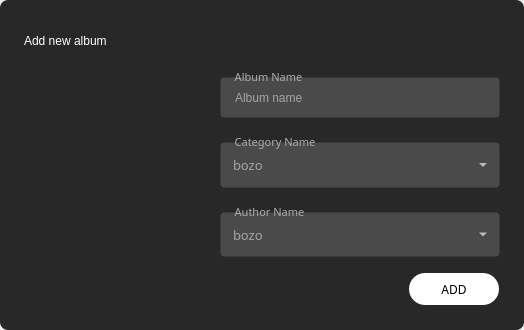
Old version of the form app/src/ui_files/albumInputDialog.ui in the repository KrzysztofGoc/Peach-player.
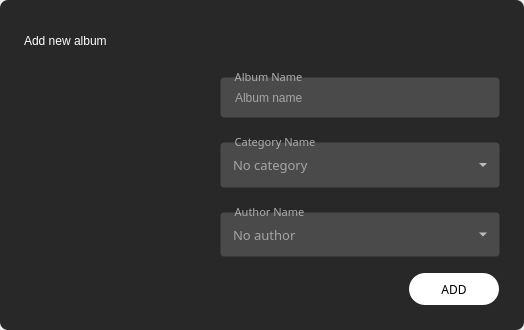
New version of the form. Icons and pictures are not drawn.

Commit message: Refactored signal-slots connection, refactored album, author, song, category creation handling, added tristate loop button, added synchronize button

Patch:
```diff
--- a/app/src/ui_files/albumInputDialog.ui
+++ b/app/src/ui_files/albumInputDialog.ui
@@ -896,7 +896,7 @@
                      </font>
                     </property>
                     <property name="currentText">
-                     <string notr="true">bozo</string>
+                     <string notr="true">No category</string>
                     </property>
                     <property name="maxVisibleItems">
                      <number>3</number>
@@ -915,7 +915,7 @@
                     </property>
                     <item>
                      <property name="text">
-                      <string notr="true">bozo</string>
+                      <string notr="true">No category</string>
                      </property>
                     </item>
                     <item>
@@ -1010,7 +1010,7 @@
                      </font>
                     </property>
                     <property name="currentText">
-                     <string notr="true">bozo</string>
+                     <string notr="true">No author</string>
                     </property>
                     <property name="iconSize">
                      <size>
@@ -1026,7 +1026,7 @@
                     </property>
                     <item>
                      <property name="text">
-                      <string notr="true">bozo</string>
+                      <string notr="true">No author</string>
                      </property>
                     </item>
                     <item>
```
Left out of the diff: 14 changed lines with no effect on the pictures. The commit also changes 12 other files.
